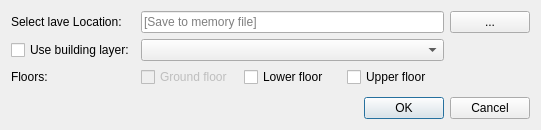
Above: CreateNew_LU_dialog_base.ui from spacesyntax/UrbanDataInputTool before the change. Below: the same form after it.
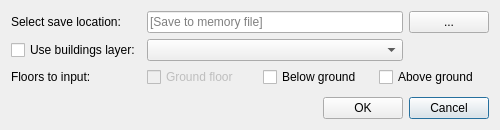
That is the form after the change.

The edit to the form file:
```diff
--- a/CreateNew_LU_dialog_base.ui
+++ b/CreateNew_LU_dialog_base.ui
@@ -6,7 +6,7 @@
    <rect>
     <x>0</x>
     <y>0</y>
-    <width>541</width>
+    <width>500</width>
     <height>130</height>
    </rect>
   </property>
@@ -18,7 +18,7 @@
   </property>
   <property name="minimumSize">
    <size>
-    <width>0</width>
+    <width>500</width>
     <height>130</height>
    </size>
   </property>
@@ -31,53 +31,35 @@
   <property name="windowTitle">
    <string>Create new land use layer</string>
   </property>
-  <layout class="QVBoxLayout" name="verticalLayout">
-   <item>
     <layout class="QGridLayout" name="gridLayout">
-     <item row="3" column="1" colspan="2">
-      <widget class="QComboBox" name="selectbuildingCombo"/>
-     </item>
-     <item row="3" column="0">
+   <item row="1" column="0">
       <widget class="QCheckBox" name="createNewLUFileCheckBox">
        <property name="text">
-        <string>Use building layer:</string>
+      <string>Use buildings layer:</string>
        </property>
       </widget>
      </item>
-     <item row="2" column="1" colspan="2">
+   <item row="0" column="0">
+    <widget class="QLabel" name="SavelocationlabelLU">
+     <property name="sizePolicy">
+      <sizepolicy hsizetype="Maximum" vsizetype="Maximum">
+       <horstretch>0</horstretch>
+       <verstretch>0</verstretch>
+      </sizepolicy>
+     </property>
+     <property name="text">
+      <string>Select save location:</string>
+     </property>
+    </widget>
+   </item>
+   <item row="0" column="1" colspan="3">
       <widget class="QLineEdit" name="lineEditLU">
        <property name="placeholderText">
         <string>[Save to memory file]</string>
        </property>
       </widget>
      </item>
-     <item row="6" column="2">
-      <widget class="QPushButton" name="pushButtonLUNewFileDLG">
-       <property name="sizePolicy">
-        <sizepolicy hsizetype="Maximum" vsizetype="Fixed">
-         <horstretch>0</horstretch>
-         <verstretch>0</verstretch>
-        </sizepolicy>
-       </property>
-       <property name="text">
-        <string>OK</string>
-       </property>
-      </widget>
-     </item>
-     <item row="2" column="3">
-      <widget class="QPushButton" name="pushButtonSelectLocationLU">
-       <property name="sizePolicy">
-        <sizepolicy hsizetype="Maximum" vsizetype="Fixed">
-         <horstretch>0</horstretch>
-         <verstretch>0</verstretch>
-        </sizepolicy>
-       </property>
-       <property name="text">
-        <string>...</string>
-       </property>
-      </widget>
-     </item>
-     <item row="6" column="3">
+   <item row="4" column="4">
       <widget class="QPushButton" name="closePopUpLUButton">
        <property name="sizePolicy">
         <sizepolicy hsizetype="Maximum" vsizetype="Fixed">
@@ -90,40 +72,7 @@
        </property>
       </widget>
      </item>
-     <item row="4" column="0">
-      <widget class="QLabel" name="label">
-       <property name="text">
-        <string>Floors: </string>
-       </property>
-      </widget>
-     </item>
-     <item row="2" column="0">
-      <widget class="QLabel" name="SavelocationlabelLU">
-       <property name="sizePolicy">
-        <sizepolicy hsizetype="Maximum" vsizetype="Maximum">
-         <horstretch>0</horstretch>
-         <verstretch>0</verstretch>
-        </sizepolicy>
-       </property>
-       <property name="text">
-        <string>Select lave Location:</string>
-       </property>
-      </widget>
-     </item>
-     <item row="5" column="2">
-      <spacer name="verticalSpacer_2">
-       <property name="orientation">
-        <enum>Qt::Vertical</enum>
-       </property>
-       <property name="sizeHint" stdset="0">
-        <size>
-         <width>20</width>
-         <height>40</height>
-        </size>
-       </property>
-      </spacer>
-     </item>
-     <item row="4" column="1" colspan="2">
+   <item row="2" column="1" colspan="4">
       <layout class="QHBoxLayout" name="horizontalLayout">
        <item>
         <widget class="QCheckBox" name="LUincGFcheckBox">
@@ -138,20 +87,67 @@
        <item>
         <widget class="QCheckBox" name="LUincLFcheckBox">
          <property name="text">
-          <string>Lower floor</string>
+        <string>Below ground</string>
          </property>
         </widget>
        </item>
        <item>
         <widget class="QCheckBox" name="LUincUFcheckBox">
          <property name="text">
-          <string>Upper floor</string>
+        <string>Above ground</string>
          </property>
         </widget>
        </item>
       </layout>
      </item>
-    </layout>
+   <item row="2" column="0">
+    <widget class="QLabel" name="label">
+     <property name="text">
+      <string>Floors to input: </string>
+     </property>
+    </widget>
+   </item>
+   <item row="1" column="1" colspan="3">
+    <widget class="QComboBox" name="selectbuildingCombo"/>
+   </item>
+   <item row="0" column="4">
+    <widget class="QPushButton" name="pushButtonSelectLocationLU">
+     <property name="sizePolicy">
+      <sizepolicy hsizetype="Maximum" vsizetype="Fixed">
+       <horstretch>0</horstretch>
+       <verstretch>0</verstretch>
+      </sizepolicy>
+     </property>
+     <property name="text">
+      <string>...</string>
+     </property>
+    </widget>
+   </item>
+   <item row="3" column="4">
+    <spacer name="verticalSpacer_2">
+     <property name="orientation">
+      <enum>Qt::Vertical</enum>
+     </property>
+     <property name="sizeHint" stdset="0">
+      <size>
+       <width>20</width>
+       <height>16</height>
+      </size>
+     </property>
+    </spacer>
+   </item>
+   <item row="4" column="3">
+    <widget class="QPushButton" name="pushButtonLUNewFileDLG">
+     <property name="sizePolicy">
+      <sizepolicy hsizetype="Maximum" vsizetype="Fixed">
+       <horstretch>0</horstretch>
+       <verstretch>0</verstretch>
+      </sizepolicy>
+     </property>
+     <property name="text">
+      <string>OK</string>
+     </property>
+    </widget>
    </item>
   </layout>
  </widget>
```
Lines whose indentation alone changed are shown as unchanged.
